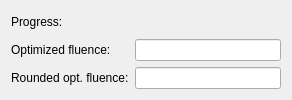
JYU-IBA/potku, file ui_files/ui_optimized_fluence_widget.ui: the form before one commit.
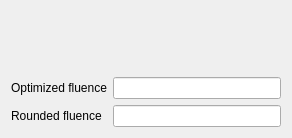
The form after the commit.

Diff of the .ui file:
```diff
--- a/ui_files/ui_optimized_fluence_widget.ui
+++ b/ui_files/ui_optimized_fluence_widget.ui
@@ -7,9 +7,15 @@
     <x>0</x>
     <y>0</y>
     <width>292</width>
-    <height>100</height>
+    <height>138</height>
    </rect>
   </property>
+  <property name="sizePolicy">
+   <sizepolicy hsizetype="Preferred" vsizetype="Expanding">
+    <horstretch>0</horstretch>
+    <verstretch>0</verstretch>
+   </sizepolicy>
+  </property>
   <property name="minimumSize">
    <size>
     <width>292</width>
@@ -24,44 +30,27 @@
   </property>
   <layout class="QVBoxLayout" name="verticalLayout_2">
    <item>
-    <layout class="QVBoxLayout" name="verticalLayout">
-     <item>
-      <layout class="QHBoxLayout" name="horizontalLayout">
-       <item>
-        <widget class="QLabel" name="label_2">
-         <property name="text">
-          <string>Progress:</string>
-         </property>
-        </widget>
-       </item>
-       <item>
         <widget class="QLabel" name="progressLabel">
+     <property name="sizePolicy">
+      <sizepolicy hsizetype="Preferred" vsizetype="Expanding">
+       <horstretch>0</horstretch>
+       <verstretch>0</verstretch>
+      </sizepolicy>
+     </property>
          <property name="text">
           <string/>
          </property>
-        </widget>
-       </item>
-       <item>
-        <spacer name="horizontalSpacer">
-         <property name="orientation">
-          <enum>Qt::Horizontal</enum>
-         </property>
-         <property name="sizeHint" stdset="0">
-          <size>
-           <width>40</width>
-           <height>20</height>
-          </size>
-         </property>
-        </spacer>
-       </item>
-      </layout>
+     <property name="wordWrap">
+      <bool>true</bool>
+     </property>
+    </widget>
      </item>
      <item>
       <layout class="QFormLayout" name="formLayout">
        <item row="0" column="0">
         <widget class="QLabel" name="label">
          <property name="text">
-          <string>Optimized fluence:</string>
+        <string>Optimized fluence</string>
          </property>
         </widget>
        </item>
@@ -75,7 +64,7 @@
        <item row="1" column="0">
         <widget class="QLabel" name="label_3">
          <property name="text">
-          <string>Rounded opt. fluence:</string>
+        <string>Rounded fluence</string>
          </property>
         </widget>
        </item>
@@ -85,8 +74,6 @@
           <bool>true</bool>
          </property>
         </widget>
-       </item>
-      </layout>
      </item>
     </layout>
    </item>
```
Lines whose indentation alone changed are shown as unchanged.
